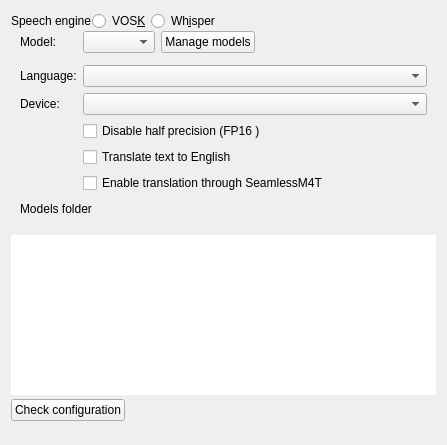
KDE/kdenlive, file src/ui/configspeech_ui.ui: the form before one commit.
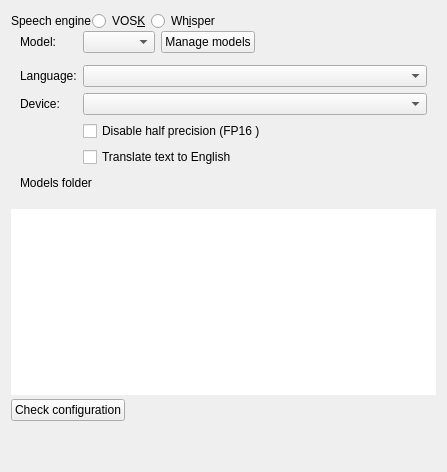
The form after the commit. Icons and pictures are not drawn. Custom widgets are drawn as their Qt base class.

Commit message: Remove reference to seamless in UI

What changed in the file:
```diff
--- a/src/ui/configspeech_ui.ui
+++ b/src/ui/configspeech_ui.ui
@@ -11,7 +11,7 @@
     <x>0</x>
     <y>0</y>
     <width>447</width>
-    <height>445</height>
+    <height>472</height>
    </rect>
   </property>
   <property name="sizePolicy">
@@ -274,14 +274,7 @@
          </property>
         </widget>
        </item>
-       <item row="6" column="1">
-        <widget class="QCheckBox" name="kcfg_enableSeamless">
-         <property name="text">
-          <string>Enable translation through SeamlessM4T</string>
-         </property>
-        </widget>
-       </item>
-       <item row="7" column="0" colspan="2">
+       <item row="6" column="0" colspan="2">
         <layout class="QHBoxLayout" name="horizontalLayout_2">
          <item>
           <widget class="QLabel" name="model_folder_label">
@@ -312,7 +305,7 @@
          </item>
         </layout>
        </item>
-       <item row="8" column="0" colspan="2">
+       <item row="7" column="0" colspan="2">
         <layout class="QVBoxLayout" name="message_layout_wr">
          <property name="spacing">
           <number>0</number>
```
Left out of the diff: 14 changed lines with no effect on the pictures.
